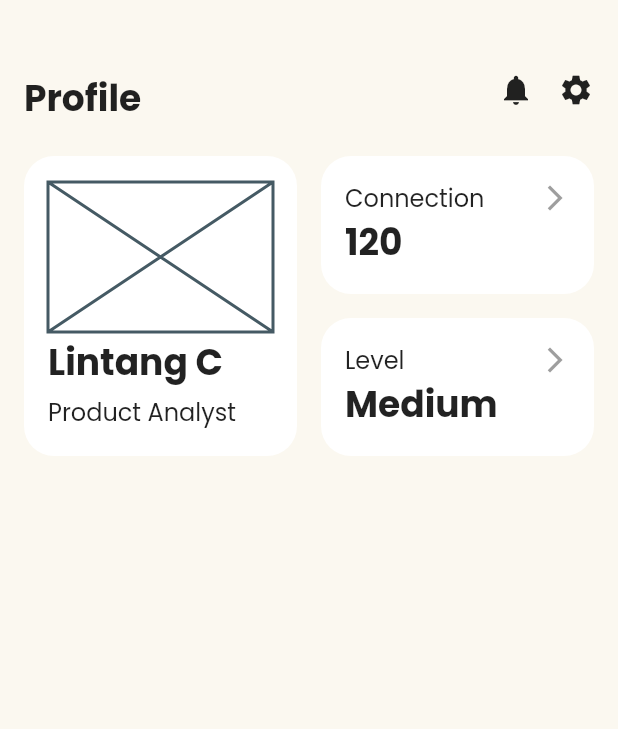
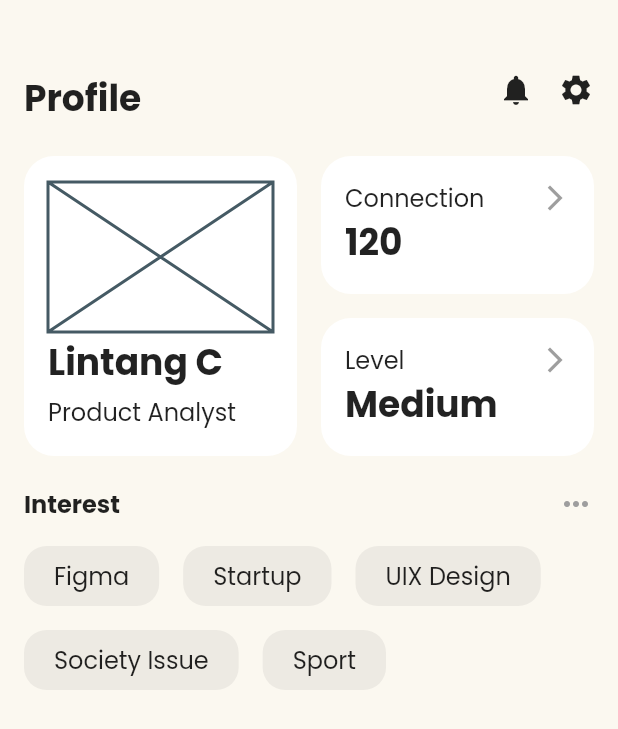
Before and after one commit to tadakun8/social_networking_and_forum_mobile_app_clone, a Flutter app: the screen it shows after launch, on a phone screen of 412 x 824 dp. Shown: the top 729 px of the screen. Run offline on Flutter 3.47's test engine with Material 2 defaults, Android fonts, the phone set to English and light mode, and no system bars; our stand-ins replace google_fonts.

Commit message:
feat: Add interest words

```diff
--- /dev/null
+++ b/lib/screens/profile/components/interest.dart
@@ -0,0 +1,63 @@
+import 'package:flutter/material.dart';
+import 'package:social_networking_and_forum_mobile_app_clone/constants.dart';
+
+class Interest extends StatelessWidget {
+  const Interest({Key? key}) : super(key: key);
+
+  @override
+  Widget build(BuildContext context) {
+    return Column(
+      crossAxisAlignment: CrossAxisAlignment.start,
+      children: [
+        Row(
+          mainAxisAlignment: MainAxisAlignment.spaceBetween,
+          children: [
+            Text(
+              "Interest",
+              style: Theme.of(context)
+                  .textTheme
+                  .subtitle1!
+                  .copyWith(fontWeight: FontWeight.bold),
+            ),
+            const Icon(
+              Icons.more_horiz,
+              color: Colors.grey,
+            ),
+          ],
+        ),
+        SizedBox(
+          height: Constants.defaultPadding / 2,
+        ),
+        Wrap(
+          children: [
+            interestWord(context, "Figma"),
+            interestWord(context, "Startup"),
+            interestWord(context, "UIX Design"),
+            interestWord(context, "Society Issue"),
+            interestWord(context, "Sport"),
+          ],
+        )
+      ],
+    );
+  }
+}
+
+Widget interestWord(BuildContext context, String word) {
+  return Container(
+    margin: EdgeInsets.only(
+        right: Constants.defaultPadding,
+        top: Constants.defaultPadding / 2,
+        bottom: Constants.defaultPadding / 2),
+    decoration: BoxDecoration(
+      color: Constants.secondaryColor,
+      borderRadius: BorderRadius.circular(15),
+    ),
+    padding: EdgeInsets.symmetric(
+        horizontal: Constants.defaultPadding * 1.25,
+        vertical: Constants.defaultPadding / 2),
+    child: Text(
+      word,
+      style: Theme.of(context).textTheme.subtitle1,
+    ),
+  );
+}
--- a/lib/screens/profile/profile_screen.dart
+++ b/lib/screens/profile/profile_screen.dart
@@ -1,5 +1,6 @@
 import 'package:flutter/material.dart';
 import 'package:social_networking_and_forum_mobile_app_clone/constants.dart';
+import 'package:social_networking_and_forum_mobile_app_clone/screens/profile/components/interest.dart';
 import 'package:social_networking_and_forum_mobile_app_clone/screens/profile/components/profile_header.dart';
 import 'package:social_networking_and_forum_mobile_app_clone/screens/profile/components/profile_info.dart';
 
@@ -21,7 +22,11 @@ class ProfileScreen extends StatelessWidget {
             const SizedBox(
               height: 200,
               child: ProfileInfo(),
-            )
+            ),
+            SizedBox(
+              height: Constants.defaultPadding * 1.25,
+            ),
+            const Interest(),
           ],
         ),
       ),
```
